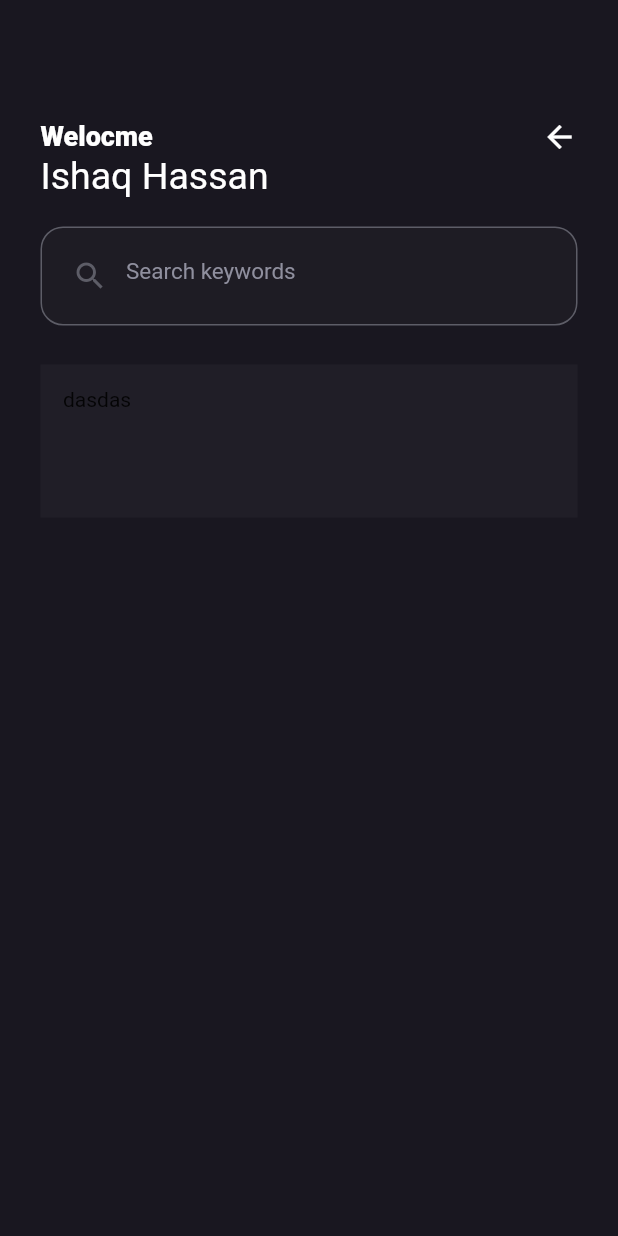
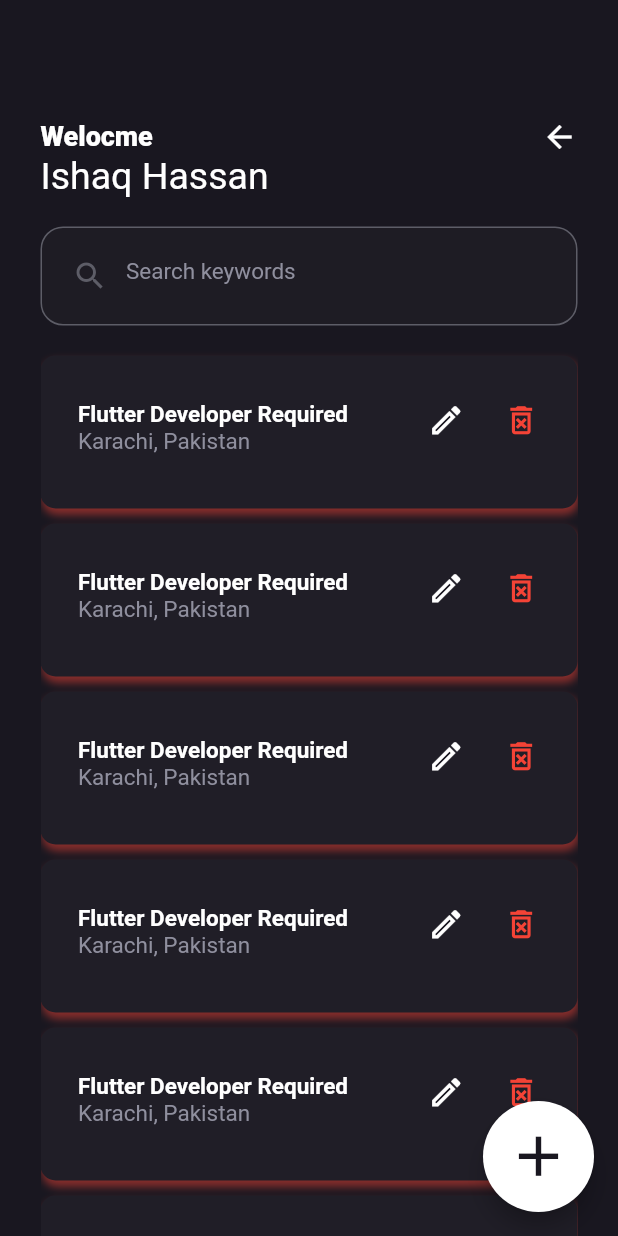
Before and after one commit to m-ammar-p/Flutter-Course-Assignment, a Flutter app: the screen it shows after launch, on a phone screen of 412 x 824 dp. Run offline on Flutter 3.47's test engine with Material 2 defaults, Android fonts, the phone set to English and light mode, and no system bars.

Commit message:
Completed JobPosting View, added Scroll view and floated button

```diff
--- a/Assignment 1/job_posting_app/lib/components/appButton.dart
+++ b/Assignment 1/job_posting_app/lib/components/appButton.dart
@@ -25,7 +25,7 @@ class AppButton extends StatelessWidget {
               ),
               child: Text(
                 label,
-                style: TextStyle(
+                style: const TextStyle(
                   color: Color(0xFF191720),
                   fontSize: 15,
                   fontWeight: FontWeight.bold,
--- /dev/null
+++ b/Assignment 1/job_posting_app/lib/components/jobListingCard.dart
@@ -0,0 +1,70 @@
+import 'package:flutter/material.dart';
+
+class JobListingCard extends StatelessWidget {
+  @override
+  Widget build(BuildContext context) {
+    return Container(
+      margin:  EdgeInsets.only(top: 10),
+      height: 102,
+      padding: const EdgeInsets.only(top: 20, left: 25, right: 25),
+      decoration: BoxDecoration(
+        color: const Color(0xFF201E27),
+        borderRadius: BorderRadius.circular(10.0),
+        boxShadow:  [
+          BoxShadow(
+            color: Colors.red.withOpacity(0.5),
+            blurRadius: 4,
+            offset: Offset(1, 4), // Shadow position
+          ),
+        ],
+      ),
+      child: Column(
+        children: [
+          Row(
+            children: [
+              Container(
+                padding: EdgeInsets.only(top: 10),
+                child: Column(
+                  crossAxisAlignment: CrossAxisAlignment.start,
+                  children: const [
+                    Text(
+                      "Flutter Developer Required",
+                      style: TextStyle(
+                        color: Colors.white,
+                        fontWeight: FontWeight.w600,
+                        fontSize: 15,
+                      ),
+                    ),
+                    Text(
+                      "Karachi, Pakistan",
+                      style: TextStyle(
+                        color: Color(0xFF8F8F9E),
+                        fontSize: 15,
+                      ),
+                    ),
+                  ],
+                ),
+              ),
+              Spacer(),
+              Row(
+                children: const [
+                  Icon(
+                    Icons.edit_outlined,
+                    color: Colors.white,
+                    size: 25,
+                  ),
+                  SizedBox(width: 25,),
+                  Icon(
+                    Icons.delete_forever_outlined,
+                    color: Colors.red,
+                    size: 25,
+                  ),
+                ],
+              ),
+            ],
+          ),
+        ],
+      ),
+    );
+  } // build
+} // End of JobListingContainer Class
--- a/Assignment 1/job_posting_app/lib/components/jobListingContainer.dart
+++ /dev/null
@@ -1,18 +0,0 @@
-import 'package:flutter/material.dart';
-
-class JobListingContainer extends StatelessWidget {
-
-  @override
-  Widget build(BuildContext context) {
-    return Container(
-        height: 102,
-        padding: const EdgeInsets.all(15),
-        decoration: BoxDecoration(
-          color: const Color(0xFF201E27),
-        ),
-      child: Text(
-        "dasdas"
-      )
-    );
-  } // build
-} // End of JobListingContainer Class
--- a/Assignment 1/job_posting_app/lib/main.dart
+++ b/Assignment 1/job_posting_app/lib/main.dart
@@ -1,6 +1,6 @@
 import 'package:flutter/material.dart';
 import 'package:job_posting_app/screens/jobListing.dart';
-import 'package:job_posting_app/screens/signUp.dart';
+
 
 void main() {
   runApp(const MyApp());
--- a/Assignment 1/job_posting_app/lib/screens/jobListing.dart
+++ b/Assignment 1/job_posting_app/lib/screens/jobListing.dart
@@ -1,7 +1,8 @@
 import 'package:flutter/cupertino.dart';
 import 'package:flutter/material.dart';
-import 'package:job_posting_app/components/jobListingContainer.dart';
+import 'package:job_posting_app/components/jobListingCard.dart';
 import 'package:job_posting_app/components/searchTextField.dart';
+import 'package:job_posting_app/screens/signIn.dart';
 
 class JobListing extends StatelessWidget {
 
@@ -10,6 +11,24 @@ class JobListing extends StatelessWidget {
     return Scaffold(
       backgroundColor: const Color(0xFF191720),
 
+      floatingActionButton: SizedBox(
+        height: 74,
+        width: 74,
+        child: FloatingActionButton(
+          backgroundColor: Colors.white,
+          onPressed: () {
+            // Navigator.of(context).push(
+            //     MaterialPageRoute(builder: (_) => AddPosting())
+            // );
+          },
+          child: const Icon(
+            Icons.add,
+            size: 45,
+            color: Color(0xFF191720),
+          ),
+        ),
+      ),
+
       body: Padding(
         padding: const EdgeInsets.only(top: 79, left: 27,right: 27),
         child: Column(
@@ -17,7 +36,7 @@ class JobListing extends StatelessWidget {
           children: [
             Row(
               children: [
-                Text(
+                const Text(
                   "Welocme",
                   style: TextStyle(
                     color: Colors.white,
@@ -25,33 +44,45 @@ class JobListing extends StatelessWidget {
                     fontSize: 18,
                   ),
                 ),
-                Spacer(),
-                Icon(Icons.arrow_back_sharp, color: Colors.white,)
+                const Spacer(),
+
+                GestureDetector(
+                  onTap: () {
+                    Navigator.of(context).push(
+                        MaterialPageRoute(builder: (_) => SignIn())
+                    );
+                  }, // onTap
+                  child: const Icon(Icons.arrow_back_sharp, color: Colors.white,),
+                ),
+                //Icon(Icons.arrow_back_sharp, color: Colors.white,),
               ],
             ),
-            Text(
+            const Text(
               "Ishaq Hassan",
               style: TextStyle(
                 color: Colors.white, fontSize: 25, fontWeight: FontWeight.normal,
               ),
             ),
-            SearchTextField(placeholder: "Search keywords"),
+            const SearchTextField(placeholder: "Search keywords"),
 
-            SizedBox(height: 26),
+            const SizedBox(height: 10),
 
             Expanded(child:ListView(
                 children: <Widget>[
-                  JobListingContainer(),
-
+                  JobListingCard(),
+                  JobListingCard(),
+                  JobListingCard(),
+                  JobListingCard(),
+                  JobListingCard(),
+                  JobListingCard(),
+                  JobListingCard(),
+                  const SizedBox(height: 100,)
                 ],
               ),
             ),
           ],
         ),
-
       ),
-
-
     );
   } // build
 } // End of JobListing Class
--- a/Assignment 1/job_posting_app/lib/screens/signIn.dart
+++ b/Assignment 1/job_posting_app/lib/screens/signIn.dart
@@ -25,11 +25,11 @@ class SignIn extends StatelessWidget {
             const Text("Welcome back\nyou've been missed !",
               style: TextStyle(color: Colors.white, fontSize: 35),
             ),
-            SizedBox(height: 47),
-            AppTextField(placeholder: "Enter your email address"),
-            AppTextField(placeholder: "Enter your password"),
+            const SizedBox(height: 47),
+            const AppTextField(placeholder: "Enter your email address"),
+            const AppTextField(placeholder: "Enter your password"),
 
-            Spacer(),
+            const Spacer(),
 
             GestureDetector(
               onTap: () {
@@ -39,7 +39,7 @@ class SignIn extends StatelessWidget {
               }, // onTap
               child: Row(
                 mainAxisAlignment: MainAxisAlignment.center,
-                children: [
+                children: const [
                   Text("Don't have an account ? ",
                     style: TextStyle(color: Color(0xFF8F8F9E), fontSize: 15),
                   ),
@@ -50,7 +50,7 @@ class SignIn extends StatelessWidget {
               ),
             ),
 
-            SizedBox(height: 11),
+            const SizedBox(height: 11),
             AppButton(label: "Sign In", onPress: (){
               Navigator.of(context).push(
                   MaterialPageRoute(builder: (_) => JobListing())
--- a/Assignment 1/job_posting_app/lib/screens/signUp.dart
+++ b/Assignment 1/job_posting_app/lib/screens/signUp.dart
@@ -24,12 +24,12 @@ class SignUp extends StatelessWidget {
             const Text("Welcome \nJoin the community!",
               style: TextStyle(color: Colors.white, fontSize: 35),
             ),
-            SizedBox(height: 47),
-            AppTextField(placeholder: "Enter your full name"),
-            AppTextField(placeholder: "Enter your email address"),
-            AppTextField(placeholder: "Enter your password"),
+            const SizedBox(height: 47),
+            const AppTextField(placeholder: "Enter your full name"),
+            const AppTextField(placeholder: "Enter your email address"),
+            const AppTextField(placeholder: "Enter your password"),
 
-            Spacer(),
+            const Spacer(),
 
             GestureDetector(
               onTap: () {
@@ -39,7 +39,7 @@ class SignUp extends StatelessWidget {
               }, // onTap
               child: Row(
                 mainAxisAlignment: MainAxisAlignment.center,
-                children: [
+                children: const [
                   Text("Already have an account ? ",
                     style: TextStyle(color: Color(0xFF8F8F9E), fontSize: 15),
                   ),
@@ -50,9 +50,8 @@ class SignUp extends StatelessWidget {
               ),
             ),
 
-            SizedBox(height: 11),
+            const SizedBox(height: 11),
             AppButton(label: "Sign Up", onPress: SignUpPress)
-
 
           ], // children
         ),
--- a/Assignment 1/job_posting_app/pubspec.yaml
+++ b/Assignment 1/job_posting_app/pubspec.yaml
@@ -29,7 +29,8 @@ environment:
 dependencies:
   flutter:
     sdk: flutter
-
+  # Adding google fonts
+  google_fonts: 2.1.0
 
   # The following adds the Cupertino Icons font to your application.
   # Use with the CupertinoIcons class for iOS style icons.
@@ -38,6 +39,7 @@ dependencies:
 dev_dependencies:
   flutter_test:
     sdk: flutter
+
 
   # The "flutter_lints" package below contains a set of recommended lints to
   # encourage good coding practices. The lint set provided by the package is
```
